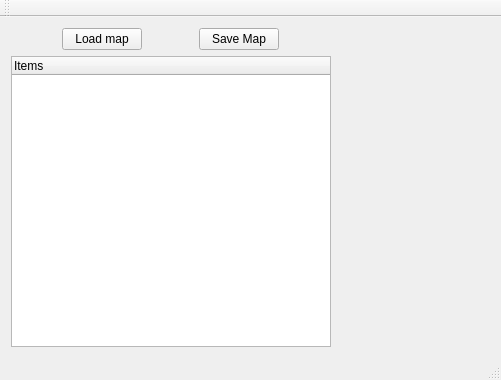
Before: the Qt Designer form Source/MapEditor/mainwindow.ui in XaviDCR92/Airport, drawn with Qt 5.
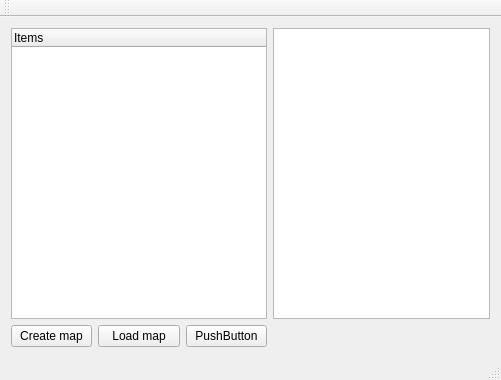
After: the same form once the commit is applied.

Patch:
```diff
--- a/Source/MapEditor/mainwindow.ui
+++ b/Source/MapEditor/mainwindow.ui
@@ -24,41 +24,42 @@
     <bool>true</bool>
    </property>
    <layout class="QGridLayout" name="gridLayout">
-    <item row="0" column="0">
+    <item row="3" column="0">
      <layout class="QHBoxLayout" name="horizontalLayout">
+      <item>
+       <widget class="QPushButton" name="CreateMap_Btn">
+        <property name="text">
+         <string>Create map</string>
+        </property>
+       </widget>
+      </item>
       <item>
        <widget class="QPushButton" name="LoadMap_Btn">
-        <property name="sizePolicy">
-         <sizepolicy hsizetype="Fixed" vsizetype="Fixed">
-          <horstretch>0</horstretch>
-          <verstretch>0</verstretch>
-         </sizepolicy>
-        </property>
         <property name="text">
          <string>Load map</string>
         </property>
        </widget>
       </item>
       <item>
-       <widget class="QPushButton" name="SaveMap_Btn">
-        <property name="sizePolicy">
-         <sizepolicy hsizetype="Fixed" vsizetype="Fixed">
-          <horstretch>0</horstretch>
-          <verstretch>0</verstretch>
-         </sizepolicy>
-        </property>
+       <widget class="QPushButton" name="pushButton_3">
         <property name="text">
-         <string>Save Map</string>
+         <string>PushButton</string>
         </property>
        </widget>
       </item>
      </layout>
     </item>
-    <item row="2" column="0">
+    <item row="0" column="0">
      <widget class="QTreeWidget" name="treeWidget">
+      <property name="sizePolicy">
+       <sizepolicy hsizetype="Minimum" vsizetype="Minimum">
+        <horstretch>0</horstretch>
+        <verstretch>0</verstretch>
+       </sizepolicy>
+      </property>
       <property name="maximumSize">
        <size>
-        <width>320</width>
+        <width>16777215</width>
         <height>16777215</height>
        </size>
       </property>
@@ -69,8 +70,8 @@
       </column>
      </widget>
     </item>
-    <item row="2" column="1">
-     <widget class="QWidget" name="widget" native="true"/>
+    <item row="0" column="1">
+     <widget class="QGraphicsView" name="graphicsView"/>
     </item>
    </layout>
   </widget>
```
